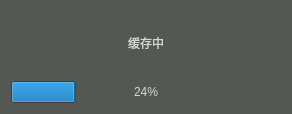
Old version of the form DVMT/rundialog.ui in the repository FangCunWuChang/DeepVocal-Mark-Tool.
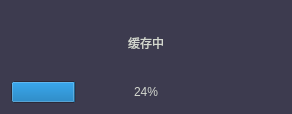
New version of the form. Icons and pictures are not drawn.

```diff
--- a/DVMT/rundialog.ui
+++ b/DVMT/rundialog.ui
@@ -20,7 +20,7 @@
   <property name="styleSheet">
    <string notr="true">
 QWidget{
-background-color: rgb(85, 87, 83);
+background-color: rgb(61,59,79);
 	color: rgb(211, 215, 207);
 }
 QToolTip{
@@ -44,7 +44,7 @@
    <item>
     <widget class="QProgressBar" name="num">
      <property name="styleSheet">
-      <string notr="true">background-color: rgb(85, 87, 83);
+      <string notr="true">background-color: rgb(61,59,79);
 color: rgb(211, 215, 207);
 border:none;</string>
      </property>
```
Left out of the diff: 4 changed lines with no effect on the pictures.
